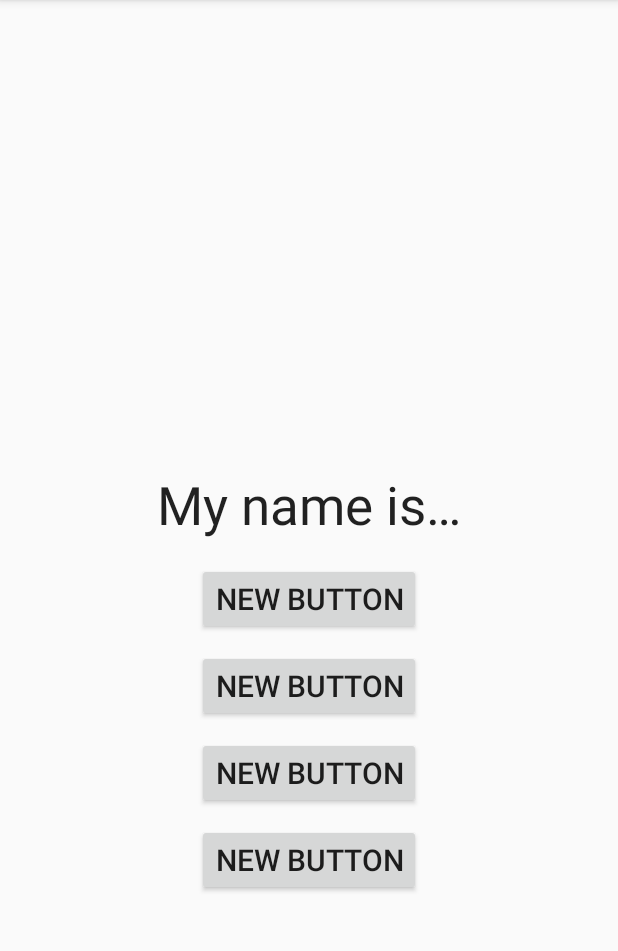
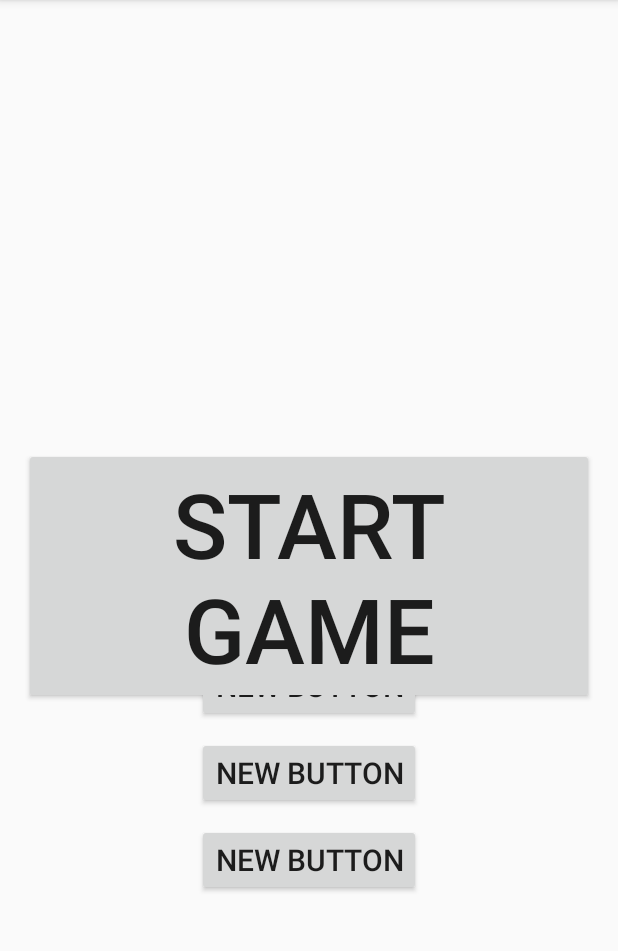
Before and after one commit to snmalineni/AlzheimersNWAPW, an Android app: the Game screen opened directly, with no data from a screen before it, on a phone screen of 412 x 824 dp, the part 84-1035 px from its top. Run offline under Robolectric (Android 15) with nearby library versions, the phone set to English and light mode, and no system bars.

Commit message:
startBtn is back biotch

```diff
--- a/app/src/main/java/com/sneha/newalzheimersapplication/Game.java
+++ b/app/src/main/java/com/sneha/newalzheimersapplication/Game.java
@@ -46,6 +46,30 @@ public class Game extends AppCompatActivity {
         btnD = (Button) findViewById(R.id.D);
     }
 
+    protected void onResume(){
+        super.onResume();
+        String file_name = "photocaptions";
+        String name = null;
+
+        try {
+            FileInputStream fileInputStream = context.openFileInput(file_name);
+            File fileDir = new File(context.getFilesDir(), file_name);
+            name = fileDir.getAbsolutePath();
+
+            ObjectInputStream is = new ObjectInputStream(fileInputStream);
+
+            Homepage.photoAr = (ArrayList<cappedPhoto>) is.readObject();
+            is.close();
+            fileInputStream.close();
+
+        } catch (IOException e) {
+
+            e.printStackTrace();
+        } catch (ClassNotFoundException e) {
+            e.printStackTrace();
+        }
+    }
+
     public void startGame(View v){
         Uri displayUri;
         ArrayList<String> abcd = new ArrayList<>(4);
@@ -92,30 +116,6 @@ public class Game extends AppCompatActivity {
         //sets imageview to image URI and text on answer buttons to 4 answers in random order
     }
 
-    protected void onResume(){
-        super.onResume();
-        String file_name = "photocaptions";
-        String name = null;
-
-        try {
-            FileInputStream fileInputStream = context.openFileInput(file_name);
-            File fileDir = new File(context.getFilesDir(), file_name);
-            name = fileDir.getAbsolutePath();
-
-            ObjectInputStream is = new ObjectInputStream(fileInputStream);
-
-            Homepage.photoAr = (ArrayList<cappedPhoto>) is.readObject();
-            is.close();
-            fileInputStream.close();
-
-        } catch (IOException e) {
-
-            e.printStackTrace();
-        } catch (ClassNotFoundException e) {
-            e.printStackTrace();
-        }
-    }
-
     public void clickA(View view) {
         if (answer == btnA.getText()) {
             btnA.setBackgroundResource(R.drawable.green);
--- a/app/src/main/res/layout/activity_game.xml
+++ b/app/src/main/res/layout/activity_game.xml
@@ -73,4 +73,14 @@
         android:textSize="20sp"
         android:onClick="clickD" />
 
+    <Button
+        android:layout_width="wrap_content"
+        android:layout_height="wrap_content"
+        android:text="@string/start_game"
+        android:id="@+id/btnStart"
+        android:textSize="60sp"
+        android:layout_centerVertical="true"
+        android:layout_alignParentEnd="true"
+        android:onClick="startGame" />
+
 </RelativeLayout>
```
